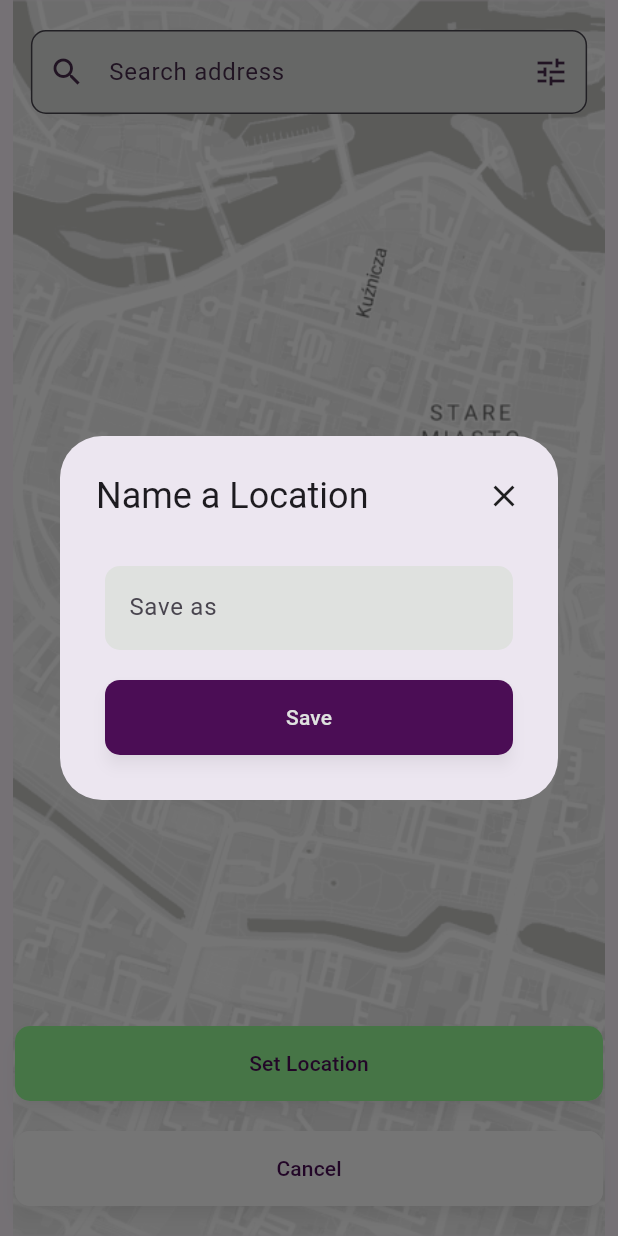
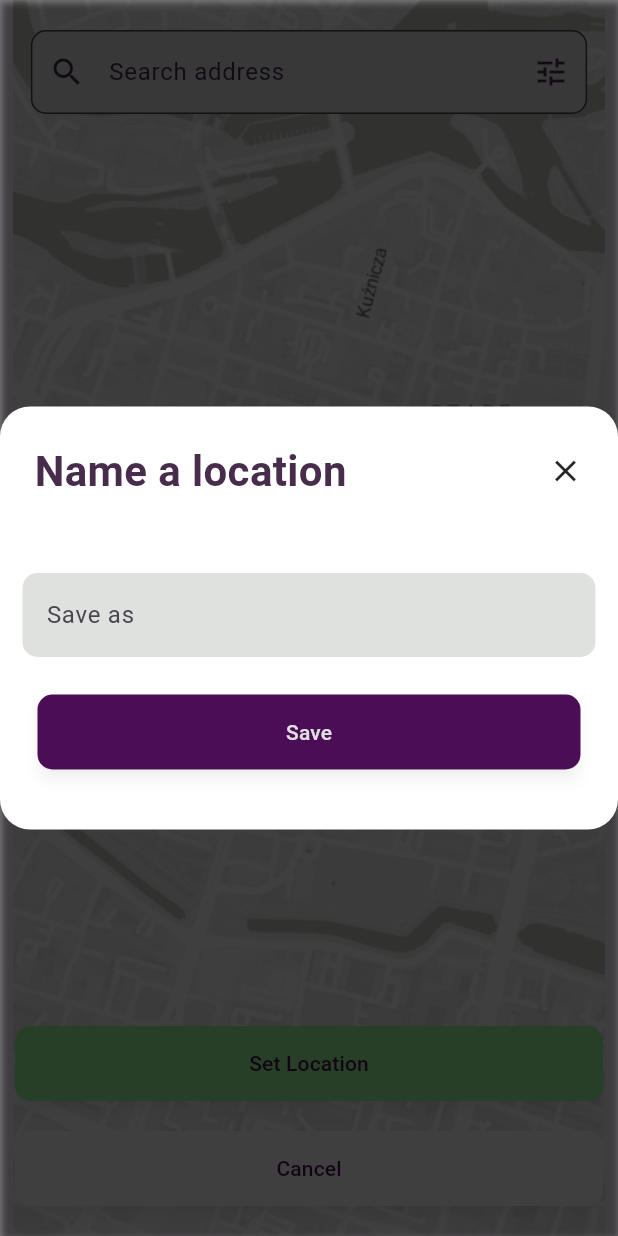
Before and after one commit to anettaj/Schedule_States_flutter, a Flutter app: the location screen opened directly, after a tap on "Set Location", on a phone screen of 412 x 824 dp. Run offline on Flutter 3.47's test engine with Material 3 defaults, Android fonts, the phone set to English and light mode, and no system bars; our stand-ins replace dropdown_button2.

Commit message:
added pop for cancel button

```diff
--- a/lib/Views/location.dart
+++ b/lib/Views/location.dart
@@ -12,11 +12,13 @@ class location extends StatefulWidget {
 }
 
 class _locationState extends State<location> {
+  bool setLocation=false;
   @override
   Widget build(BuildContext context) {
     double H = ScreenSize.Height(context);
     double W = ScreenSize.Width(context);
     return Scaffold(
+        resizeToAvoidBottomInset: false,
       body: Stack(
         children: [
           Container(
@@ -62,52 +64,79 @@ class _locationState extends State<location> {
                   padding: const EdgeInsets.only(bottom: 10),
                   child: Column(
                     children: [
-                      LocationButton(onPressed: (){_displayDialogeBox();}, Title: 'Set Location', color: LocationButtonColor,),
-                      LocationButton(onPressed: (){}, Title: 'Cancel', color: Colors.white,)
+                      LocationButton(onPressed: (){
+                        setState(() {
+                          setLocation=true;
+                        });
+                        }, Title: 'Set Location', color: LocationButtonColor,),
+                      LocationButton(onPressed: (){
+                        Navigator.pop(context);
+                      }, Title: 'Cancel', color: Colors.white,)
                     ],
                   ),
                 )
               ],
             ),
-          )
-        ],
-      )
-    );
-  }
-  void _displayDialogeBox(){
-    double W = ScreenSize.Width(context);
-    double H = ScreenSize.Height(context);
-    showDialog(
-        context: context,
-        builder: (BuildContext context){
-          return AlertDialog(
-            contentPadding: EdgeInsets.only(left: 20,right: 20,bottom: 20),
-            title: Row(
+          ),
+          if(setLocation)
+            Stack(
+              children: [
+              Container(
+                width: W,
+                height: H,
+                color: Colors.black.withOpacity(0.5),
+              ),
+                SingleChildScrollView(
+                  child: Container(
+                    width: W,
+                    height: H,
+                    decoration: BoxDecoration(
+                      boxShadow: [
+                        BoxShadow(
+                          color: Colors.black.withOpacity(0.5),
+                          offset: Offset(1, 2),
+                          blurRadius: 3,
+                          spreadRadius: 0,
+                        ),
+                      ]
+                    ),
+                    child: Center(
+                      child: Container(
+                        width: W,
+                        padding: EdgeInsets.all(15),
+                        decoration: BoxDecoration(
+                          borderRadius: BorderRadius.circular(20),
+                          color: Colors.white,
+                          ),
+                        child: Column(
+                          mainAxisSize: MainAxisSize.min,
+                          children: [
+                            Padding(
+                              padding: const EdgeInsets.all(8.0),
+                              child: Row(
                                 mainAxisAlignment: MainAxisAlignment.spaceBetween,
                                 children: [
-              Text('Name a Location'),
+                                  Text('Name a location',
+                                    style: TextStyle(
+                                      color:LocationSearchTitleColor,
+                                      fontSize: 28,
+                                      fontWeight: FontWeight.w600
+                                    ),
+                                  ),
                                   InkWell(
                                     onTap: () {
-                  Navigator.maybePop(context);
+                                      setState(() {
+                                        setLocation=false;
+                                      });
                                     },
                                     child: Icon(Icons.close_outlined),
                                   ),
                                 ],
                               ),
-
-            content: SingleChildScrollView(
-              child:  Container(
-                // padding: EdgeInsets.all(15),
-                width: W,
-                child: Column(
-                  children: [
-                    SizedBox(
-                      height: H*0.025,
                             ),
+                            SizedBox(height: 40),
                             Container(
                               width: W,
-
-                      margin: EdgeInsets.all(10),
                               decoration: BoxDecoration(
                                   borderRadius: BorderRadius.circular(10),
                                   color: LocationSearchTextField
@@ -125,16 +154,28 @@ class _locationState extends State<location> {
                                 ),
                               ),
                             ),
+                            SizedBox(height: 15),
+                            LocationButton(
+                              onPressed: (){},
+                              Title: 'Save',
+                              color: LocationAlertWidgetButtonColor,
+                              TColor: LocationAlertWidgetButtonTextColor,
+                            ),
+                            SizedBox(height: 15),
 
-                    LocationButton(onPressed: (){}, Title: 'Save', color: LocationAlertWidgetButtonColor, TColor: LocationAlertWidgetButtonTextColor,)
                           ],
                         ),
                       ),
                     ),
+                  ),
+                ),
+              ],
+            )
+        ],
+      )
     );
   }
-    );
-  }
+
 }
 
 
```
Lines whose indentation alone changed are shown as unchanged.
